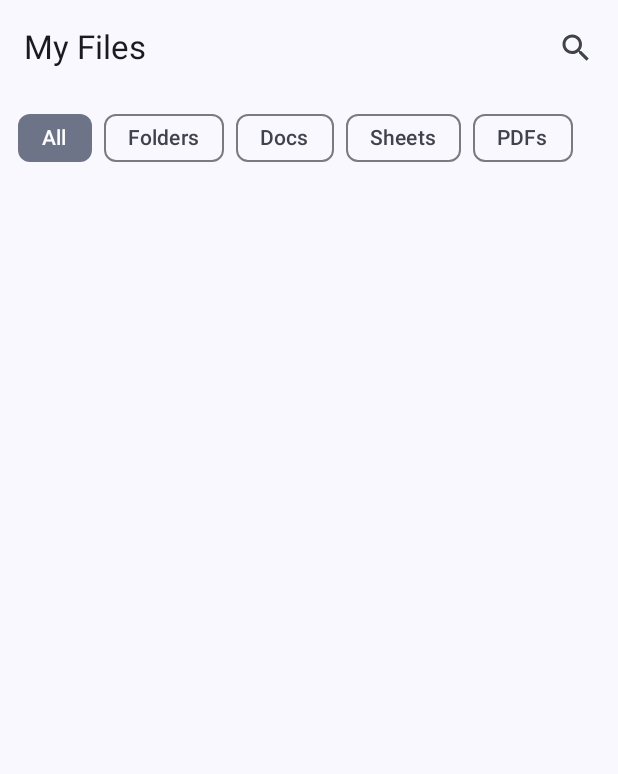
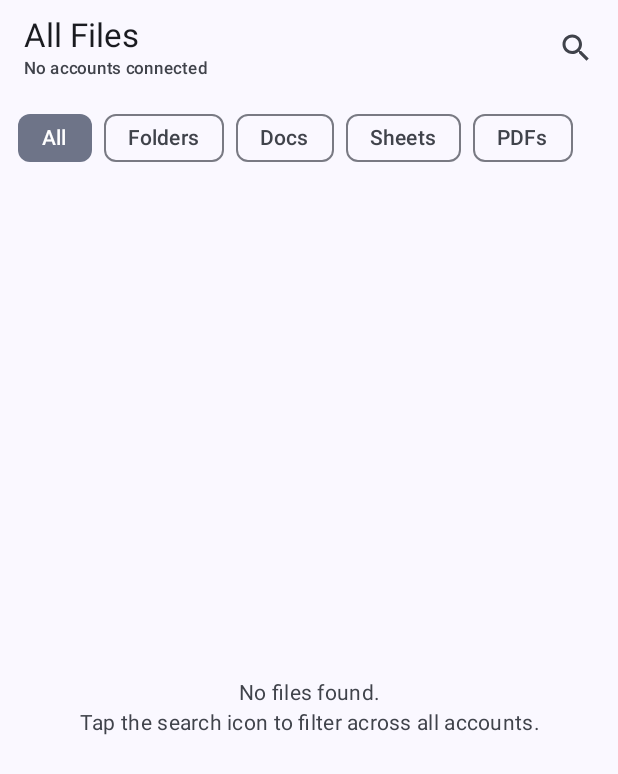
Before and after one commit to s-p-c-git/GoogleAc, an Android app built with Jetpack Compose: the DriveScreen screen opened through its navigation route, on a phone screen of 412 x 824 dp. Shown: the top 774 px of the screen. Run offline under Robolectric (Android 15) with nearby library versions, the phone set to English and light mode, and no system bars; our stand-ins replace Dagger/Hilt's generated code, Room's generated code.

Commit message:
All Files: rename title, add account-count subtitle, add empty state
Agent-Logs-Url: https://github.com/s-p-c-git/GoogleAc/sessions/4e7a9039-d266-47ad-90f8-47713bd7866c

Co-authored-by: s-p-c-git <195637838+s-p-c-git@users.noreply.github.com>

```diff
--- a/feature/drive/src/main/kotlin/com/googleac/feature/drive/ui/DriveScreen.kt
+++ b/feature/drive/src/main/kotlin/com/googleac/feature/drive/ui/DriveScreen.kt
@@ -44,6 +44,7 @@ import androidx.compose.runtime.remember
 import androidx.compose.runtime.setValue
 import androidx.compose.ui.Alignment
 import androidx.compose.ui.Modifier
+import androidx.compose.ui.text.style.TextAlign
 import androidx.compose.ui.unit.dp
 import androidx.hilt.navigation.compose.hiltViewModel
 import com.googleac.core.data.db.entity.AccountEntity
@@ -73,7 +74,21 @@ fun DriveScreen(
         topBar = {
             Column {
                 TopAppBar(
-                    title = { Text("My Files") },
+                    title = {
+                        Column {
+                            Text("All Files")
+                            val subtitle = when (uiState.accountCount) {
+                                0 -> "No accounts connected"
+                                1 -> "Files from 1 account"
+                                else -> "Files from ${uiState.accountCount} accounts"
+                            }
+                            Text(
+                                text = subtitle,
+                                style = MaterialTheme.typography.labelSmall,
+                                color = MaterialTheme.colorScheme.onSurfaceVariant
+                            )
+                        }
+                    },
                     actions = {
                         IconButton(onClick = { viewModel.toggleSearch() }) {
                             Icon(Icons.Default.Search, contentDescription = "Search")
@@ -162,9 +177,24 @@ private fun FileListPane(
     files: List<DriveFileEntity>,
     onFileClick: (DriveFileEntity) -> Unit
 ) {
-    LazyColumn {
-        items(files, key = { "${it.accountId}/${it.fileId}" }) { file ->
-            FileListItem(file = file, onClick = { onFileClick(file) })
+    if (files.isEmpty()) {
+        Box(
+            modifier = Modifier.fillMaxSize(),
+            contentAlignment = Alignment.Center
+        ) {
+            Text(
+                text = "No files found.\nTap the search icon to filter across all accounts.",
+                style = MaterialTheme.typography.bodyMedium,
+                color = MaterialTheme.colorScheme.onSurfaceVariant,
+                textAlign = TextAlign.Center,
+                modifier = Modifier.padding(32.dp)
+            )
+        }
+    } else {
+        LazyColumn {
+            items(files, key = { "${it.accountId}/${it.fileId}" }) { file ->
+                FileListItem(file = file, onClick = { onFileClick(file) })
+            }
         }
     }
 }
--- a/feature/drive/src/main/kotlin/com/googleac/feature/drive/ui/DriveViewModel.kt
+++ b/feature/drive/src/main/kotlin/com/googleac/feature/drive/ui/DriveViewModel.kt
@@ -21,7 +21,9 @@ data class DriveUiState(
     val files: List<DriveFileEntity> = emptyList(),
     val isSearching: Boolean = false,
     val searchQuery: String = "",
-    val filterMimeType: String? = null
+    val filterMimeType: String? = null,
+    /** Number of distinct accounts whose files are shown in the current list. */
+    val accountCount: Int = 0
 )
 
 @HiltViewModel
@@ -46,18 +48,27 @@ class DriveViewModel @Inject constructor(
         .stateIn(viewModelScope, SharingStarted.WhileSubscribed(5_000), emptyList())
 
     val uiState: StateFlow<DriveUiState> = combine(
-        _files, _isSearching, _searchQuery, _filterMimeType
-    ) { files, searching, query, filterMimeType ->
+        _files, _isSearching, _searchQuery, _filterMimeType, accounts
+    ) { args ->
+        val files = args[0] as List<*>
+        val searching = args[1] as Boolean
+        val query = args[2] as String
+        val filterMimeType = args[3] as? String
+        @Suppress("UNCHECKED_CAST")
+        val allAccounts = args[4] as List<AccountEntity>
+        @Suppress("UNCHECKED_CAST")
+        val fileList = files as List<DriveFileEntity>
         val filteredFiles = if (filterMimeType != null) {
-            files.filter { it.mimeType == filterMimeType }
+            fileList.filter { it.mimeType == filterMimeType }
         } else {
-            files
+            fileList
         }
         DriveUiState(
             files = filteredFiles,
             isSearching = searching,
             searchQuery = query,
-            filterMimeType = filterMimeType
+            filterMimeType = filterMimeType,
+            accountCount = allAccounts.size
         )
     }.stateIn(viewModelScope, SharingStarted.WhileSubscribed(5_000), DriveUiState())
 
```
Also changed, not shown: 1 other file.
